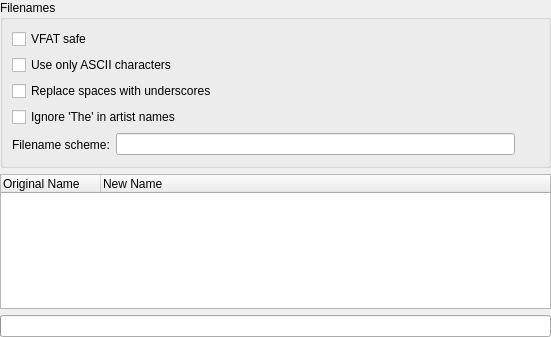
Before: the Qt Designer form tags/trackorganiser.ui in CDrummond/cantata, drawn with Qt 5.
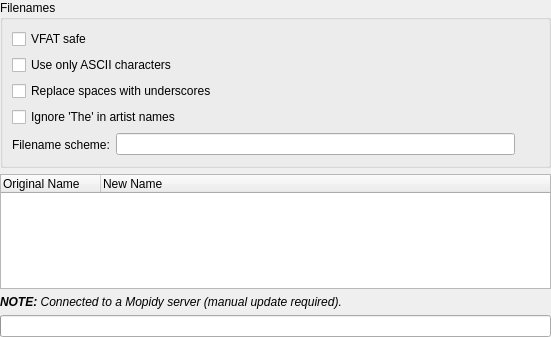
After: the same form once the commit is applied. Custom widgets are drawn as their Qt base class.

Commit message: Add URL label if mopidy is used

```diff
--- a/tags/trackorganiser.ui
+++ b/tags/trackorganiser.ui
@@ -124,6 +124,13 @@
      </item>
     </layout>
    </item>
+   <item>
+    <widget class="UrlLabel" name="mopidyNote">
+     <property name="text" stdset="0">
+      <string>&lt;i&gt;&lt;b&gt;NOTE:&lt;/b&gt; Connected to a Mopidy server (manual update required).&lt;/i&gt;</string>
+     </property>
+    </widget>
+   </item>
    <item>
     <widget class="QProgressBar" name="progress"/>
    </item>
@@ -140,6 +147,11 @@
    <extends>QLabel</extends>
    <header>buddylabel.h</header>
   </customwidget>
+  <customwidget>
+   <class>UrlLabel</class>
+   <extends>QLabel</extends>
+   <header>urllabel.h</header>
+  </customwidget>
  </customwidgets>
  <tabstops>
   <tabstop>vfatSafe</tabstop>
```
The commit also changes 8 other files.
